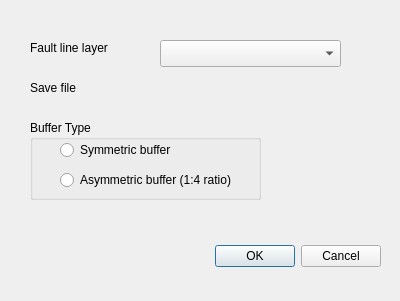
This is FaultBufferTool_dialog_base.ui in Raswanth-Prasath/faultbuffertool as Qt 5 draws it before an edit. The edited form follows.
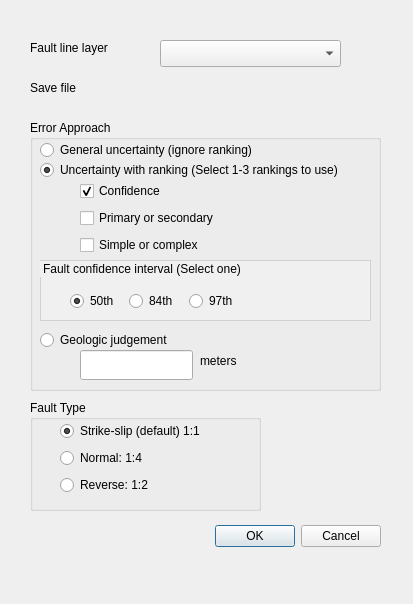
This is the edited form. Custom widgets are drawn as their Qt base class.

Patch:
```diff
--- a/FaultBufferTool_dialog_base.ui
+++ b/FaultBufferTool_dialog_base.ui
@@ -6,8 +6,8 @@
    <rect>
     <x>0</x>
     <y>0</y>
-    <width>400</width>
-    <height>301</height>
+    <width>413</width>
+    <height>604</height>
    </rect>
   </property>
   <property name="windowTitle">
@@ -17,7 +17,7 @@
    <property name="geometry">
     <rect>
      <x>40</x>
-     <y>240</y>
+     <y>520</y>
      <width>341</width>
      <height>32</height>
     </rect>
@@ -94,39 +94,243 @@
    <property name="geometry">
     <rect>
      <x>30</x>
-     <y>120</y>
+     <y>400</y>
      <width>231</width>
-     <height>80</height>
+     <height>111</height>
     </rect>
    </property>
    <property name="title">
-    <string>Buffer Type</string>
+    <string>Fault Type</string>
    </property>
-   <widget class="QRadioButton" name="symmetricRadioButton">
+   <widget class="QWidget" name="">
     <property name="geometry">
      <rect>
       <x>30</x>
       <y>20</y>
-      <width>131</width>
+      <width>162</width>
+      <height>76</height>
+     </rect>
+    </property>
+    <layout class="QVBoxLayout" name="verticalLayout_2">
+     <item>
+      <widget class="QRadioButton" name="StrikeslipFaultRadioButton">
+       <property name="text">
+        <string>Strike-slip (default) 1:1</string>
+       </property>
+       <property name="checked">
+        <bool>true</bool>
+       </property>
+      </widget>
+     </item>
+     <item>
+      <widget class="QRadioButton" name="NormalFaultRadioButton">
+       <property name="text">
+        <string>Normal: 1:4</string>
+       </property>
+      </widget>
+     </item>
+     <item>
+      <widget class="QRadioButton" name="ReverseFaultRadioButton">
+       <property name="text">
+        <string>Reverse: 1:2</string>
+       </property>
+      </widget>
+     </item>
+    </layout>
+   </widget>
+  </widget>
+  <widget class="QGroupBox" name="groupBox_2">
+   <property name="geometry">
+    <rect>
+     <x>30</x>
+     <y>120</y>
+     <width>351</width>
+     <height>271</height>
+    </rect>
+   </property>
+   <property name="title">
+    <string>Error Approach</string>
+   </property>
+   <widget class="QRadioButton" name="generalUncertaintyRadioButton">
+    <property name="geometry">
+     <rect>
+      <x>10</x>
+      <y>20</y>
+      <width>231</width>
       <height>20</height>
      </rect>
     </property>
     <property name="text">
-     <string>Symmetric buffer</string>
+     <string>General uncertainty (ignore ranking)</string>
     </property>
    </widget>
-   <widget class="QRadioButton" name="asymmetricRadioButton">
+   <widget class="QRadioButton" name="uncertaintyWithRankingRadioButton">
     <property name="geometry">
      <rect>
-      <x>30</x>
-      <y>50</y>
-      <width>191</width>
+      <x>10</x>
+      <y>40</y>
+      <width>331</width>
       <height>20</height>
      </rect>
     </property>
     <property name="text">
-     <string>Asymmetric buffer (1:4 ratio)</string>
+     <string>Uncertainty with ranking (Select 1-3 rankings to use)</string>
     </property>
+    <property name="checked">
+     <bool>true</bool>
+    </property>
+   </widget>
+   <widget class="QRadioButton" name="geologicJudgementRadioButton">
+    <property name="geometry">
+     <rect>
+      <x>10</x>
+      <y>210</y>
+      <width>151</width>
+      <height>20</height>
+     </rect>
+    </property>
+    <property name="toolTip">
+     <string>&lt;html&gt;&lt;head/&gt;&lt;body&gt;&lt;p align=&quot;justify&quot;&gt;Apply this single uncertainty value to all mapped fault traces when the above results are inconsistent with geological judgment, perhaps reflecting the type and quality of data, the climate and/or characteristics of the fault.&lt;/p&gt;&lt;/body&gt;&lt;/html&gt; </string>
+    </property>
+    <property name="text">
+     <string>Geologic judgement</string>
+    </property>
+   </widget>
+   <widget class="QLineEdit" name="geologicJudgementRadioButton_2">
+    <property name="geometry">
+     <rect>
+      <x>50</x>
+      <y>230</y>
+      <width>113</width>
+      <height>30</height>
+     </rect>
+    </property>
+   </widget>
+   <widget class="QLabel" name="label">
+    <property name="geometry">
+     <rect>
+      <x>10</x>
+      <y>150</y>
+      <width>221</width>
+      <height>16</height>
+     </rect>
+    </property>
+    <property name="text">
+     <string/>
+    </property>
+   </widget>
+   <widget class="QGroupBox" name="groupBox_3">
+    <property name="geometry">
+     <rect>
+      <x>10</x>
+      <y>140</y>
+      <width>331</width>
+      <height>61</height>
+     </rect>
+    </property>
+    <property name="toolTip">
+     <string>&lt;html&gt;&lt;head/&gt;&lt;body&gt;&lt;p align=&quot;justify&quot;&gt;A lower percentile as appropriate with more confidence in the fault position. For example, a mapper may be more confident in the mapped fault with more data but we recommend not over-rewarding additional information.&lt;/p&gt;&lt;/body&gt;&lt;/html&gt; </string>
+    </property>
+    <property name="styleSheet">
+     <string notr="true">QGroupBox { background-color: #f0f0f0; border: 1px solid #d0d0d0; }</string>
+    </property>
+    <property name="title">
+     <string>Fault confidence interval (Select one)</string>
+    </property>
+    <widget class="QWidget" name="">
+     <property name="geometry">
+      <rect>
+       <x>30</x>
+       <y>30</y>
+       <width>172</width>
+       <height>22</height>
+      </rect>
+     </property>
+     <layout class="QHBoxLayout" name="horizontalLayout">
+      <item>
+       <widget class="QRadioButton" name="percentile50RadioButton">
+        <property name="text">
+         <string>50th</string>
+        </property>
+        <property name="checked">
+         <bool>true</bool>
+        </property>
+       </widget>
+      </item>
+      <item>
+       <widget class="QRadioButton" name="percentile84RadioButton">
+        <property name="text">
+         <string>84th</string>
+        </property>
+       </widget>
+      </item>
+      <item>
+       <widget class="QRadioButton" name="percentile97RadioButton">
+        <property name="text">
+         <string>97th</string>
+        </property>
+       </widget>
+      </item>
+     </layout>
+    </widget>
+   </widget>
+   <widget class="QLabel" name="label_2">
+    <property name="geometry">
+     <rect>
+      <x>170</x>
+      <y>230</y>
+      <width>55</width>
+      <height>21</height>
+     </rect>
+    </property>
+    <property name="text">
+     <string>meters</string>
+    </property>
+   </widget>
+   <widget class="QWidget" name="">
+    <property name="geometry">
+     <rect>
+      <x>50</x>
+      <y>60</y>
+      <width>151</width>
+      <height>76</height>
+     </rect>
+    </property>
+    <layout class="QVBoxLayout" name="verticalLayout">
+     <item>
+      <widget class="QCheckBox" name="confidenceCheckBox">
+       <property name="toolTip">
+        <string>This indicates the certainty in the fault’s existence and position.</string>
+       </property>
+       <property name="text">
+        <string>Confidence</string>
+       </property>
+       <property name="checked">
+        <bool>true</bool>
+       </property>
+      </widget>
+     </item>
+     <item>
+      <widget class="QCheckBox" name="primarySecondaryCheckBox">
+       <property name="toolTip">
+        <string>&lt;html&gt;&lt;head/&gt;&lt;body&gt;&lt;p align=&quot;justify&quot;&gt;The primary fault accommodates the larger coseismic displacements. The secondary faults are less continuous, can be synthetic or antithetic to the primary fault or can be fractures without displacement. &lt;/p&gt;&lt;/body&gt;&lt;/html&gt;</string>
+       </property>
+       <property name="text">
+        <string>Primary or secondary</string>
+       </property>
+      </widget>
+     </item>
+     <item>
+      <widget class="QCheckBox" name="simpleComplexCheckBox">
+       <property name="toolTip">
+        <string>&lt;html&gt;&lt;head/&gt;&lt;body&gt;&lt;p align=&quot;justify&quot;&gt;Simple faults are relatively straight and have a narrow fault zone. Complex faults form a step-over, bend, overlap, are short in length, or are located upslope or basin-ward of the range front fault.  &lt;/p&gt;&lt;/body&gt;&lt;/html&gt;</string>
+       </property>
+       <property name="text">
+        <string>Simple or complex</string>
+       </property>
+      </widget>
+     </item>
+    </layout>
    </widget>
   </widget>
  </widget>
```
Left out of the diff: 20 changed lines with no effect on the pictures.
